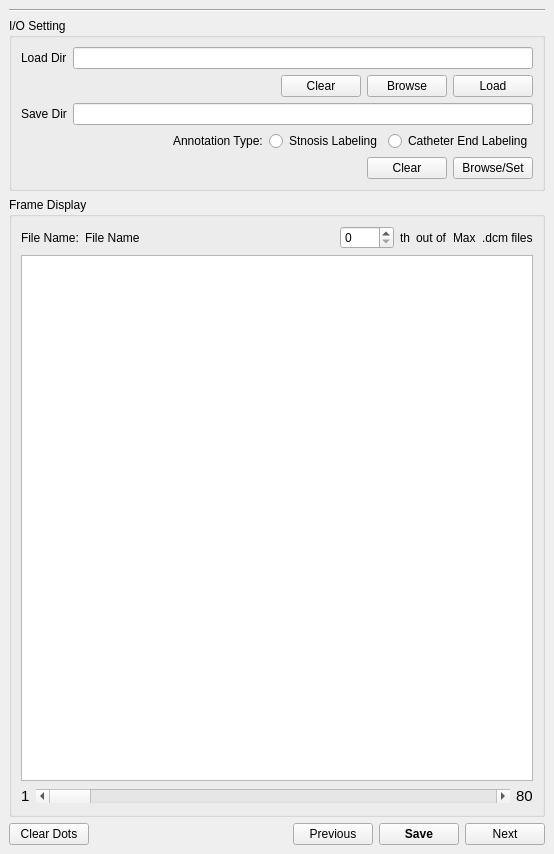
The window that GUI/mainWindow.ui (Zijun0410/SyntheticAngio) describes before a commit, drawn with Qt 5.
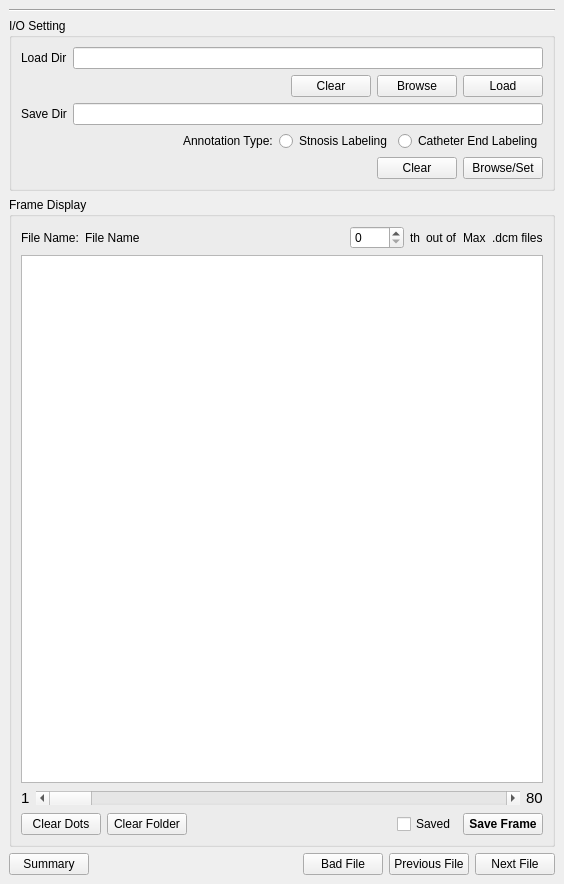
The same window after the commit.

Commit message: update the GUI code for better user experience

The edit to the form file:
```diff
--- a/GUI/mainWindow.ui
+++ b/GUI/mainWindow.ui
@@ -6,8 +6,8 @@
    <rect>
     <x>0</x>
     <y>0</y>
-    <width>552</width>
-    <height>854</height>
+    <width>564</width>
+    <height>884</height>
    </rect>
   </property>
   <property name="sizePolicy">
@@ -324,15 +324,66 @@
            </item>
           </layout>
          </item>
+         <item>
+          <layout class="QHBoxLayout" name="horizontalLayout_10">
+           <item>
+            <widget class="QPushButton" name="clearDotsButton">
+             <property name="text">
+              <string>Clear Dots</string>
+             </property>
+            </widget>
+           </item>
+           <item>
+            <widget class="QPushButton" name="clearFolderButton">
+             <property name="text">
+              <string>Clear Folder</string>
+             </property>
+            </widget>
+           </item>
+           <item>
+            <spacer name="horizontalSpacer_7">
+             <property name="orientation">
+              <enum>Qt::Horizontal</enum>
+             </property>
+             <property name="sizeHint" stdset="0">
+              <size>
+               <width>40</width>
+               <height>20</height>
+              </size>
+             </property>
+            </spacer>
+           </item>
+           <item>
+            <widget class="QCheckBox" name="saveCheckBox">
+             <property name="text">
+              <string>Saved</string>
+             </property>
+            </widget>
+           </item>
+           <item>
+            <widget class="QPushButton" name="saveButton">
+             <property name="font">
+              <font>
+               <weight>75</weight>
+               <bold>true</bold>
+              </font>
+             </property>
+             <property name="text">
+              <string>Save Frame</string>
+             </property>
+            </widget>
+           </item>
+          </layout>
+         </item>
         </layout>
        </widget>
       </item>
       <item>
        <layout class="QHBoxLayout" name="horizontalLayout_2">
         <item>
-         <widget class="QPushButton" name="clearDotsButton">
+         <widget class="QPushButton" name="summaryButton">
           <property name="text">
-           <string>Clear Dots</string>
+           <string>Summary</string>
           </property>
          </widget>
         </item>
@@ -349,30 +400,24 @@
           </property>
          </spacer>
         </item>
+        <item>
+         <widget class="QPushButton" name="emptyButton">
+          <property name="text">
+           <string>Bad File</string>
+          </property>
+         </widget>
+        </item>
         <item>
          <widget class="QPushButton" name="previousButton">
           <property name="text">
-           <string>Previous</string>
-          </property>
-         </widget>
-        </item>
-        <item>
-         <widget class="QPushButton" name="saveButton">
-          <property name="font">
-           <font>
-            <weight>75</weight>
-            <bold>true</bold>
-           </font>
-          </property>
-          <property name="text">
-           <string>Save</string>
+           <string>Previous File</string>
           </property>
          </widget>
         </item>
         <item>
          <widget class="QPushButton" name="nextButton">
           <property name="text">
-           <string>Next</string>
+           <string>Next File</string>
           </property>
          </widget>
         </item>
```
Left out of the diff: 2 changed lines with no effect on the pictures. The commit also changes 2 other files.
